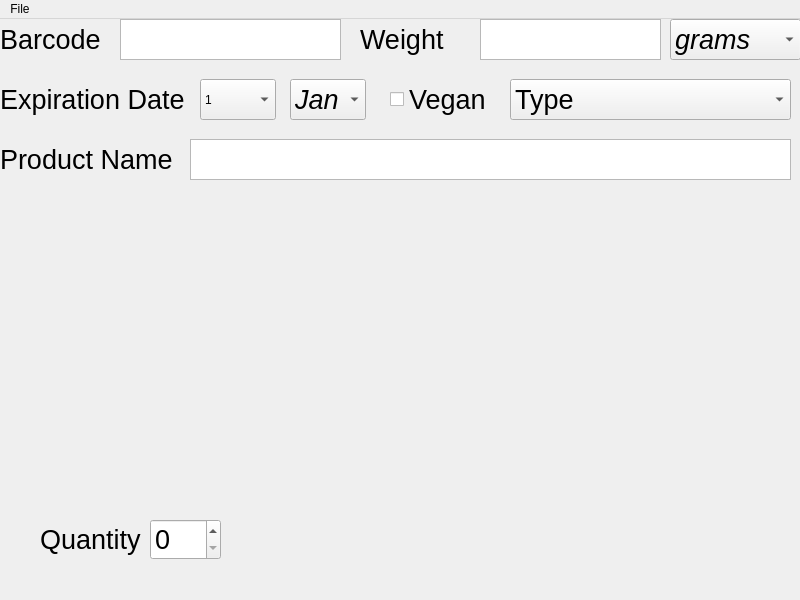
Before: the Qt Designer form untitled.ui in kohasz/inventory, drawn with Qt 5.
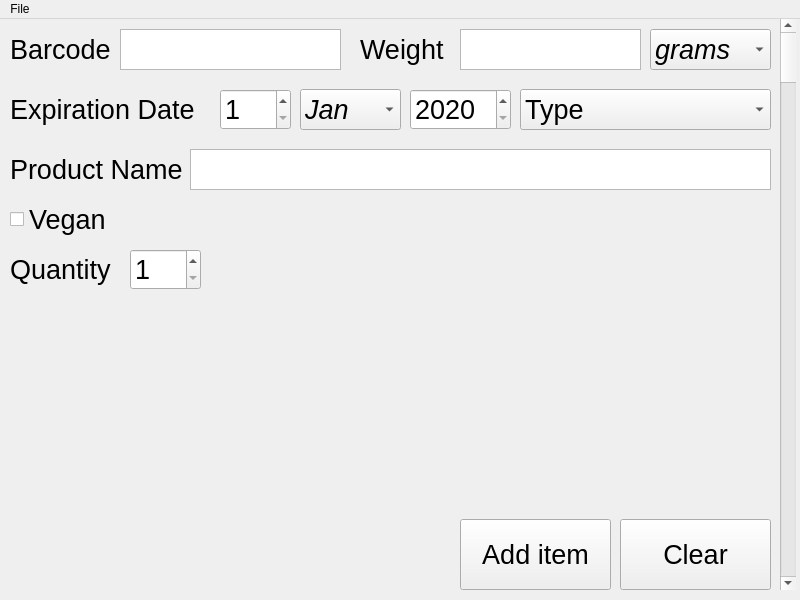
After: the same form once the commit is applied.

Commit message: Trying to learn again how to push stuff.

```diff
--- a/untitled.ui
+++ b/untitled.ui
@@ -39,7 +39,7 @@
     <property name="geometry">
      <rect>
       <x>120</x>
-      <y>0</y>
+      <y>10</y>
       <width>221</width>
       <height>41</height>
      </rect>
@@ -62,9 +62,9 @@
    <widget class="QLabel" name="label">
     <property name="geometry">
      <rect>
-      <x>0</x>
-      <y>0</y>
-      <width>121</width>
+      <x>10</x>
+      <y>10</y>
+      <width>111</width>
       <height>41</height>
      </rect>
     </property>
@@ -81,8 +81,8 @@
     <property name="geometry">
      <rect>
       <x>360</x>
-      <y>0</y>
-      <width>121</width>
+      <y>10</y>
+      <width>91</width>
       <height>41</height>
      </rect>
     </property>
@@ -101,8 +101,8 @@
     </property>
     <property name="geometry">
      <rect>
-      <x>480</x>
-      <y>0</y>
+      <x>460</x>
+      <y>10</y>
       <width>181</width>
       <height>41</height>
      </rect>
@@ -125,9 +125,9 @@
    <widget class="QComboBox" name="comboBox">
     <property name="geometry">
      <rect>
-      <x>670</x>
-      <y>0</y>
-      <width>131</width>
+      <x>650</x>
+      <y>10</y>
+      <width>121</width>
       <height>41</height>
      </rect>
     </property>
@@ -156,8 +156,8 @@
    <widget class="QLabel" name="label_3">
     <property name="geometry">
      <rect>
-      <x>0</x>
-      <y>60</y>
+      <x>10</x>
+      <y>70</y>
       <width>191</width>
       <height>41</height>
      </rect>
@@ -174,174 +174,9 @@
    <widget class="QComboBox" name="comboBox_2">
     <property name="geometry">
      <rect>
-      <x>200</x>
-      <y>60</y>
-      <width>76</width>
-      <height>41</height>
-     </rect>
-    </property>
-    <item>
-     <property name="text">
-      <string>1</string>
-     </property>
-    </item>
-    <item>
-     <property name="text">
-      <string>2</string>
-     </property>
-    </item>
-    <item>
-     <property name="text">
-      <string>3</string>
-     </property>
-    </item>
-    <item>
-     <property name="text">
-      <string>4</string>
-     </property>
-    </item>
-    <item>
-     <property name="text">
-      <string>5</string>
-     </property>
-    </item>
-    <item>
-     <property name="text">
-      <string>6</string>
-     </property>
-    </item>
-    <item>
-     <property name="text">
-      <string>7</string>
-     </property>
-    </item>
-    <item>
-     <property name="text">
-      <string>8</string>
-     </property>
-    </item>
-    <item>
-     <property name="text">
-      <string>9</string>
-     </property>
-    </item>
-    <item>
-     <property name="text">
-      <string>10</string>
-     </property>
-    </item>
-    <item>
-     <property name="text">
-      <string>11</string>
-     </property>
-    </item>
-    <item>
-     <property name="text">
-      <string>12</string>
-     </property>
-    </item>
-    <item>
-     <property name="text">
-      <string>13</string>
-     </property>
-    </item>
-    <item>
-     <property name="text">
-      <string>14</string>
-     </property>
-    </item>
-    <item>
-     <property name="text">
-      <string>15</string>
-     </property>
-    </item>
-    <item>
-     <property name="text">
-      <string>16</string>
-     </property>
-    </item>
-    <item>
-     <property name="text">
-      <string>17</string>
-     </property>
-    </item>
-    <item>
-     <property name="text">
-      <string>18</string>
-     </property>
-    </item>
-    <item>
-     <property name="text">
-      <string>19</string>
-     </property>
-    </item>
-    <item>
-     <property name="text">
-      <string>20</string>
-     </property>
-    </item>
-    <item>
-     <property name="text">
-      <string>21</string>
-     </property>
-    </item>
-    <item>
-     <property name="text">
-      <string>22</string>
-     </property>
-    </item>
-    <item>
-     <property name="text">
-      <string>23</string>
-     </property>
-    </item>
-    <item>
-     <property name="text">
-      <string>24</string>
-     </property>
-    </item>
-    <item>
-     <property name="text">
-      <string>25</string>
-     </property>
-    </item>
-    <item>
-     <property name="text">
-      <string>26</string>
-     </property>
-    </item>
-    <item>
-     <property name="text">
-      <string>27</string>
-     </property>
-    </item>
-    <item>
-     <property name="text">
-      <string>28</string>
-     </property>
-    </item>
-    <item>
-     <property name="text">
-      <string>29</string>
-     </property>
-    </item>
-    <item>
-     <property name="text">
-      <string>30</string>
-     </property>
-    </item>
-    <item>
-     <property name="text">
-      <string>31</string>
-     </property>
-    </item>
-   </widget>
-   <widget class="QComboBox" name="comboBox_3">
-    <property name="geometry">
-     <rect>
-      <x>290</x>
-      <y>60</y>
-      <width>76</width>
+      <x>300</x>
+      <y>70</y>
+      <width>101</width>
       <height>41</height>
      </rect>
     </property>
@@ -415,8 +250,8 @@
    <widget class="QLabel" name="label_4">
     <property name="geometry">
      <rect>
-      <x>40</x>
-      <y>500</y>
+      <x>10</x>
+      <y>230</y>
       <width>111</width>
       <height>41</height>
      </rect>
@@ -433,8 +268,8 @@
    <widget class="QSpinBox" name="spinBox">
     <property name="geometry">
      <rect>
-      <x>150</x>
-      <y>500</y>
+      <x>130</x>
+      <y>230</y>
       <width>71</width>
       <height>41</height>
      </rect>
@@ -444,13 +279,16 @@
       <pointsize>20</pointsize>
      </font>
     </property>
+    <property name="minimum">
+     <number>1</number>
+    </property>
    </widget>
    <widget class="QLabel" name="label_5">
     <property name="geometry">
      <rect>
-      <x>0</x>
-      <y>120</y>
-      <width>191</width>
+      <x>10</x>
+      <y>130</y>
+      <width>181</width>
       <height>41</height>
      </rect>
     </property>
@@ -470,8 +308,8 @@
     <property name="geometry">
      <rect>
       <x>190</x>
-      <y>120</y>
-      <width>601</width>
+      <y>130</y>
+      <width>581</width>
       <height>41</height>
      </rect>
     </property>
@@ -493,8 +331,8 @@
    <widget class="QCheckBox" name="checkBox">
     <property name="geometry">
      <rect>
-      <x>390</x>
-      <y>60</y>
+      <x>10</x>
+      <y>180</y>
       <width>111</width>
       <height>41</height>
      </rect>
@@ -511,9 +349,9 @@
    <widget class="QComboBox" name="comboBox_4">
     <property name="geometry">
      <rect>
-      <x>510</x>
-      <y>60</y>
-      <width>281</width>
+      <x>520</x>
+      <y>70</y>
+      <width>251</width>
       <height>41</height>
      </rect>
     </property>
@@ -568,6 +406,103 @@
      </property>
     </item>
    </widget>
+   <widget class="QScrollBar" name="verticalScrollBar">
+    <property name="geometry">
+     <rect>
+      <x>780</x>
+      <y>0</y>
+      <width>16</width>
+      <height>571</height>
+     </rect>
+    </property>
+    <property name="orientation">
+     <enum>Qt::Vertical</enum>
+    </property>
+   </widget>
+   <widget class="QPushButton" name="additempush">
+    <property name="geometry">
+     <rect>
+      <x>460</x>
+      <y>500</y>
+      <width>151</width>
+      <height>71</height>
+     </rect>
+    </property>
+    <property name="font">
+     <font>
+      <pointsize>20</pointsize>
+     </font>
+    </property>
+    <property name="text">
+     <string>Add item</string>
+    </property>
+   </widget>
+   <widget class="QPushButton" name="clearallpush">
+    <property name="geometry">
+     <rect>
+      <x>620</x>
+      <y>500</y>
+      <width>151</width>
+      <height>71</height>
+     </rect>
+    </property>
+    <property name="font">
+     <font>
+      <pointsize>20</pointsize>
+     </font>
+    </property>
+    <property name="text">
+     <string>Clear</string>
+    </property>
+   </widget>
+   <widget class="QSpinBox" name="expdayspin">
+    <property name="geometry">
+     <rect>
+      <x>220</x>
+      <y>70</y>
+      <width>71</width>
+      <height>41</height>
+     </rect>
+    </property>
+    <property name="font">
+     <font>
+      <pointsize>20</pointsize>
+     </font>
+    </property>
+    <property name="minimum">
+     <number>1</number>
+    </property>
+    <property name="maximum">
+     <number>31</number>
+    </property>
+    <property name="singleStep">
+     <number>1</number>
+    </property>
+   </widget>
+   <widget class="QSpinBox" name="expyearspin">
+    <property name="geometry">
+     <rect>
+      <x>410</x>
+      <y>70</y>
+      <width>101</width>
+      <height>41</height>
+     </rect>
+    </property>
+    <property name="font">
+     <font>
+      <pointsize>20</pointsize>
+     </font>
+    </property>
+    <property name="minimum">
+     <number>2020</number>
+    </property>
+    <property name="maximum">
+     <number>2050</number>
+    </property>
+    <property name="singleStep">
+     <number>1</number>
+    </property>
+   </widget>
   </widget>
   <widget class="QMenuBar" name="menuBar">
    <property name="geometry">
```
Left out of the diff: 32 changed lines with no effect on the pictures. The commit also changes 562 other files.
